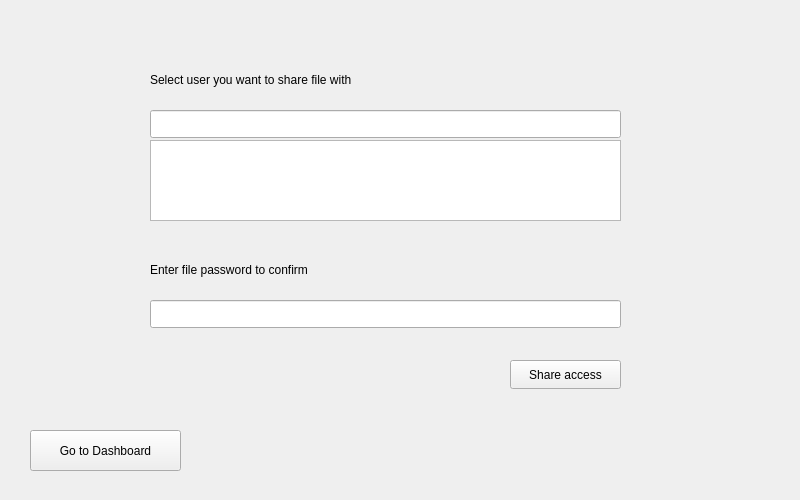
Old version of the form sharefilepage.ui in the repository Elle0-0/CloudWorx-Desktop-Client.
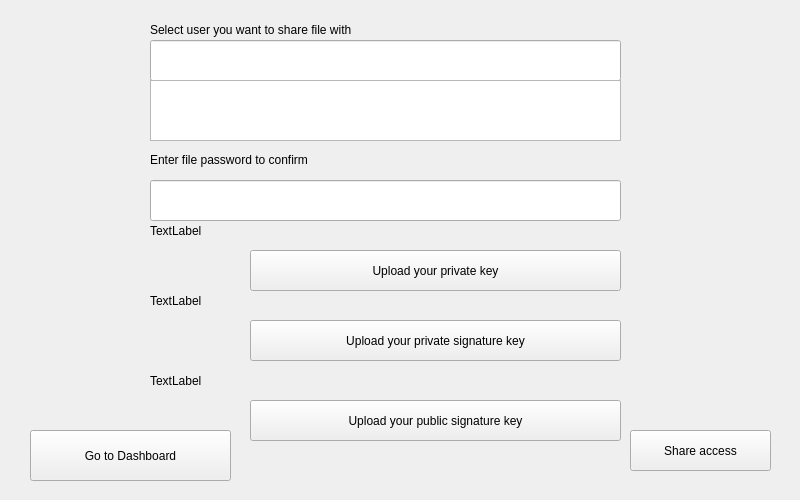
New version of the form. Icons and pictures are not drawn.

Patch:
```diff
--- a/sharefilepage.ui
+++ b/sharefilepage.ui
@@ -32,13 +32,13 @@
     <bool>true</bool>
    </property>
   </widget>
-  <widget class="QLineEdit" name="encryptionPasswordTextField">
+  <widget class="QLineEdit" name="userTextField">
    <property name="geometry">
     <rect>
      <x>150</x>
-     <y>110</y>
+     <y>40</y>
      <width>471</width>
-     <height>28</height>
+     <height>41</height>
     </rect>
    </property>
    <property name="echoMode">
@@ -49,8 +49,8 @@
    <property name="geometry">
     <rect>
      <x>150</x>
-     <y>70</y>
-     <width>261</width>
+     <y>20</y>
+     <width>471</width>
      <height>20</height>
     </rect>
    </property>
@@ -62,19 +62,19 @@
    <property name="geometry">
     <rect>
      <x>150</x>
-     <y>140</y>
+     <y>80</y>
      <width>471</width>
-     <height>81</height>
+     <height>61</height>
     </rect>
    </property>
   </widget>
-  <widget class="QLineEdit" name="encryptionPasswordTextField_2">
+  <widget class="QLineEdit" name="encryptionPasswordTextField">
    <property name="geometry">
     <rect>
      <x>150</x>
-     <y>300</y>
+     <y>180</y>
      <width>471</width>
-     <height>28</height>
+     <height>41</height>
     </rect>
    </property>
    <property name="echoMode">
@@ -85,8 +85,8 @@
    <property name="geometry">
     <rect>
      <x>150</x>
-     <y>260</y>
-     <width>211</width>
+     <y>150</y>
+     <width>471</width>
      <height>20</height>
     </rect>
    </property>
@@ -97,10 +97,10 @@
   <widget class="QPushButton" name="pushButton">
    <property name="geometry">
     <rect>
-     <x>510</x>
-     <y>360</y>
-     <width>111</width>
-     <height>29</height>
+     <x>630</x>
+     <y>430</y>
+     <width>141</width>
+     <height>41</height>
     </rect>
    </property>
    <property name="text">
@@ -112,14 +112,92 @@
     <rect>
      <x>30</x>
      <y>430</y>
-     <width>151</width>
-     <height>41</height>
+     <width>201</width>
+     <height>51</height>
     </rect>
    </property>
    <property name="text">
     <string>Go to Dashboard</string>
    </property>
   </widget>
+  <widget class="QPushButton" name="signPrivButton">
+   <property name="geometry">
+    <rect>
+     <x>250</x>
+     <y>320</y>
+     <width>371</width>
+     <height>41</height>
+    </rect>
+   </property>
+   <property name="text">
+    <string>Upload your private signature key</string>
+   </property>
+  </widget>
+  <widget class="QLabel" name="privKey">
+   <property name="geometry">
+    <rect>
+     <x>150</x>
+     <y>220</y>
+     <width>471</width>
+     <height>21</height>
+    </rect>
+   </property>
+   <property name="text">
+    <string>TextLabel</string>
+   </property>
+  </widget>
+  <widget class="QLabel" name="signKey">
+   <property name="geometry">
+    <rect>
+     <x>150</x>
+     <y>290</y>
+     <width>471</width>
+     <height>21</height>
+    </rect>
+   </property>
+   <property name="text">
+    <string>TextLabel</string>
+   </property>
+  </widget>
+  <widget class="QLabel" name="signPubKey">
+   <property name="geometry">
+    <rect>
+     <x>150</x>
+     <y>370</y>
+     <width>471</width>
+     <height>21</height>
+    </rect>
+   </property>
+   <property name="text">
+    <string>TextLabel</string>
+   </property>
+  </widget>
+  <widget class="QPushButton" name="signPubButton_2">
+   <property name="geometry">
+    <rect>
+     <x>250</x>
+     <y>400</y>
+     <width>371</width>
+     <height>41</height>
+    </rect>
+   </property>
+   <property name="text">
+    <string>Upload your public signature key</string>
+   </property>
+  </widget>
+  <widget class="QPushButton" name="privKeyButton_2">
+   <property name="geometry">
+    <rect>
+     <x>250</x>
+     <y>250</y>
+     <width>371</width>
+     <height>41</height>
+    </rect>
+   </property>
+   <property name="text">
+    <string>Upload your private key</string>
+   </property>
+  </widget>
  </widget>
  <resources>
   <include location="Images.qrc"/>
```
Left out of the diff: 2 changed lines with no effect on the pictures.
